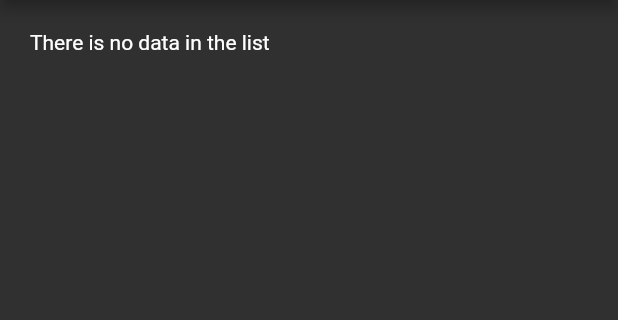
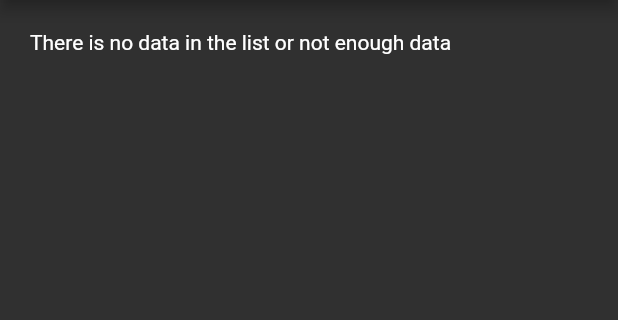
Before and after one commit to JohnGJackson0/staty, a Flutter app: the screen it shows after launch, after a tap on the "add" icon, after a tap on the "expand more" icon, after a tap on "1-Var T-Test", on a phone screen of 412 x 824 dp, the part 84-404 px from its top. Run offline on Flutter 3.47's test engine with Material 2 defaults, Android fonts, the light colour scheme and no system bars; our stand-ins replace equatable, flutter_bloc, hydrated_bloc, keyboard_actions; missing offline and left inert: data, statistics; Roboto replaces fonts that are missing (Hind).

Commit message:
feat: 1 sample t test data

```diff
--- a/lib/lists/calculation/model/one_var_stats_model.dart
+++ b/lib/lists/calculation/model/one_var_stats_model.dart
@@ -10,7 +10,8 @@ class OneVarStatsModel {
   final num median;
   final num quarterThree;
   final num max;
-  final double df;
+  // list must be > 1
+  // final double df;
 
   OneVarStatsModel(
       {required this.sampleMean,
@@ -23,6 +24,5 @@ class OneVarStatsModel {
       required this.quarterOne,
       required this.median,
       required this.quarterThree,
-      required this.max,
-      required this.df});
+      required this.max});
 }
--- a/lib/lists/calculation/services/variable_stats.dart
+++ b/lib/lists/calculation/services/variable_stats.dart
@@ -78,7 +78,6 @@ class OneVarStatsService extends Equatable {
         quarterOne: _getQuartile(_normalizedSorted, .25),
         median: _statistics.median,
         quarterThree: _getQuartile(_normalizedSorted, .75),
-        max: _statistics.max,
-        df: _statistics.length - 1);
+        max: _statistics.max);
   }
 }
--- a/lib/lists/calculation/view/one_var_t_test.dart
+++ b/lib/lists/calculation/view/one_var_t_test.dart
@@ -41,8 +41,9 @@ class OneVarTTest extends StatelessWidget {
                     : Column(
                         children: [
                           Expanded(
-                              child: filter[0].data.isEmpty
-                                  ? const Text('There is no data in the list')
+                              child: filter[0].data.length < 2
+                                  ? const Text(
+                                      'There is no data in the list or not enough data')
                                   : _OneVarTTestView(list: filter[0])),
                         ],
                       );
@@ -208,7 +209,7 @@ class _TTestInputState extends State<_TTestInput> {
                         hypothesisController.text,
                       ),
                       equalityChoice: _equalityChoice)
-                  : const SizedBox(width: 20)
+                  : const SizedBox(width: 20, height: 20)
             ],
           ),
         );
```
Also changed, not shown: lib/lists/calculation/services/one_sample_t_test.dart (+6 -3 lines).
